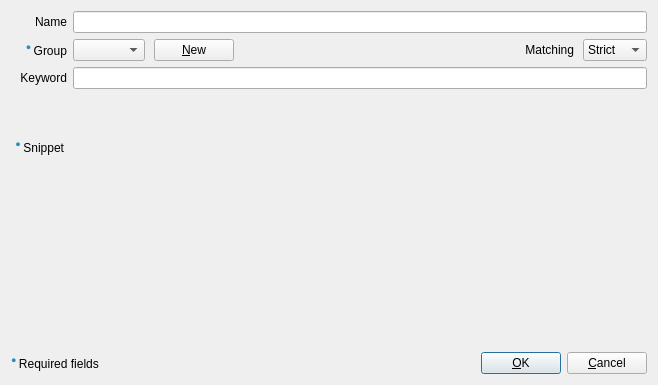
Old version of the form Beeftext/Combo/ComboDialog.ui in the repository xmichelo/Beeftext.
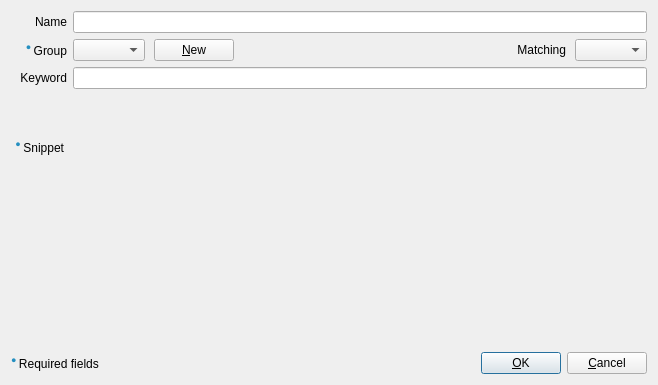
New version of the form. Custom widgets are drawn as their Qt base class.

Diff of the .ui file:
```diff
--- a/Beeftext/Combo/ComboDialog.ui
+++ b/Beeftext/Combo/ComboDialog.ui
@@ -60,16 +60,9 @@
        </item>
        <item>
         <widget class="QComboBox" name="comboMatching">
-         <item>
-          <property name="text">
-           <string>Strict</string>
-          </property>
-         </item>
-         <item>
-          <property name="text">
-           <string>Loose</string>
-          </property>
-         </item>
+         <property name="sizeAdjustPolicy">
+          <enum>QComboBox::AdjustToContents</enum>
+         </property>
         </widget>
        </item>
       </layout>
```
